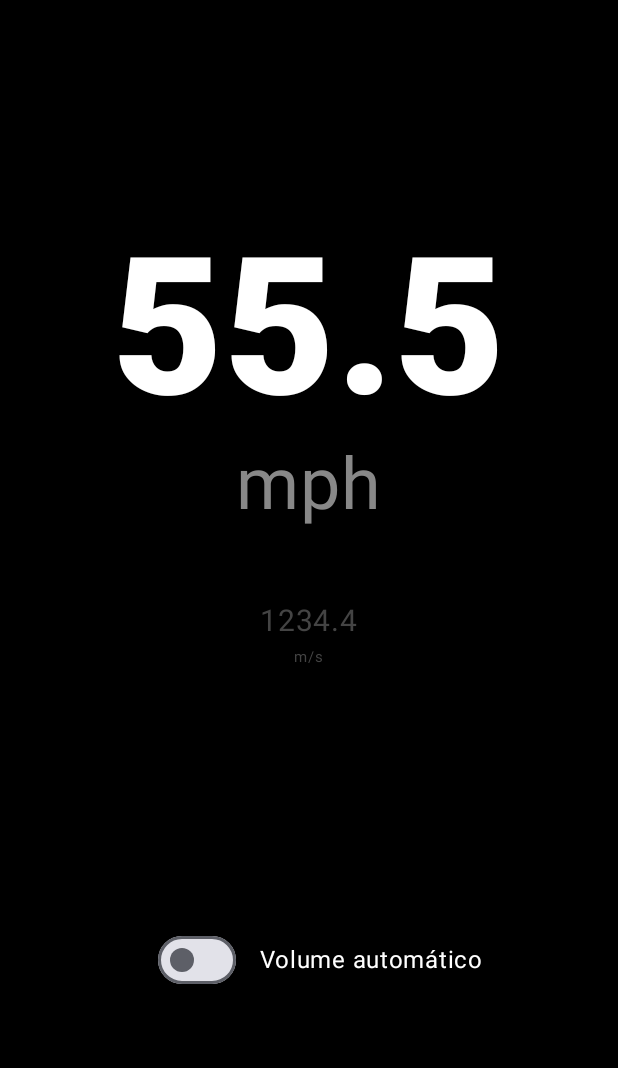
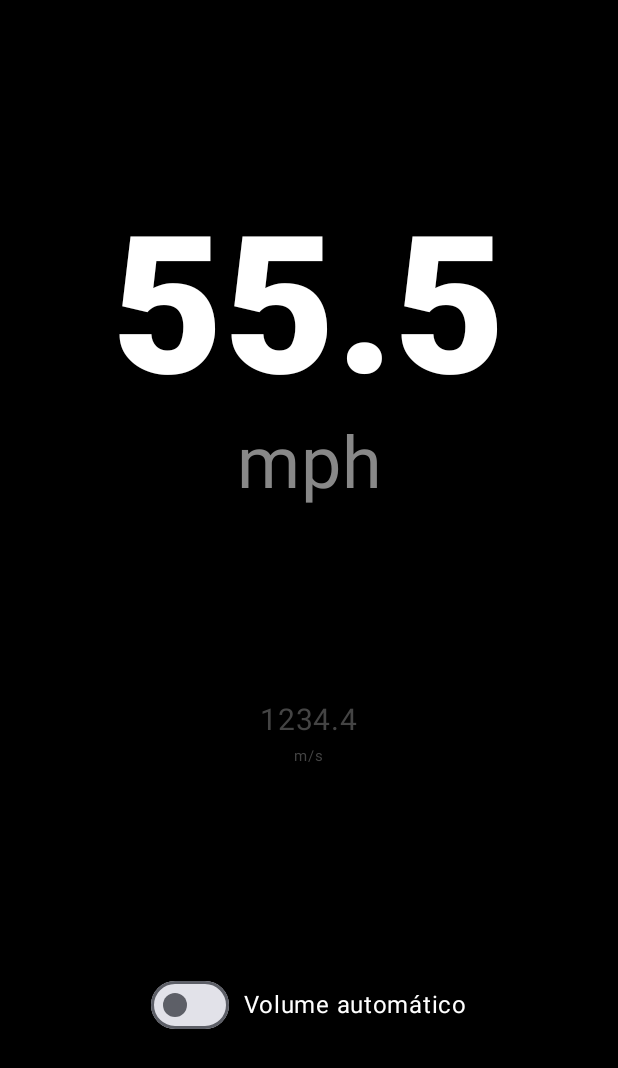
Before and after one commit to saadbruno/android-gps-speed-volume-control, an Android app built with Jetpack Compose: the @Preview function SpeedometerPreview, on a phone screen of 412 x 824 dp. Shown: the top 1068 px of the screen. Run offline under Robolectric (Android 15) with nearby library versions, the phone set to English and light mode, and no system bars.

Commit message:
Reorganized layout code

```diff
--- a/app/src/main/java/com/saadbruno/gpsspeedvolumecontrol/MainActivity.kt
+++ b/app/src/main/java/com/saadbruno/gpsspeedvolumecontrol/MainActivity.kt
@@ -15,7 +15,6 @@ import androidx.compose.foundation.layout.Column
 import androidx.compose.foundation.layout.Row
 import androidx.compose.foundation.layout.fillMaxSize
 import androidx.compose.foundation.layout.padding
-import androidx.compose.foundation.layout.wrapContentWidth
 import androidx.compose.material3.Surface
 import androidx.compose.material3.Switch
 import androidx.compose.material3.Text
@@ -112,6 +111,7 @@ fun adjustVolume(context: Context, speed: Float) {
     audioManager.setStreamVolume(AudioManager.STREAM_MUSIC, volume, 0)
 }
 
+// MAIN LAYOUT
 @Composable
 fun SpeedometerLayout(speed: String, unit: String, speedDebug: String, isEnabled: Boolean, onCheckedChange: (Boolean) -> Unit) {
 
@@ -119,10 +119,26 @@ fun SpeedometerLayout(speed: String, unit: String, speedDebug: String, isEnabled
         Column(
             modifier = Modifier.fillMaxSize(),
             horizontalAlignment = Alignment.CenterHorizontally,
-            verticalArrangement = Arrangement.Center
+            verticalArrangement = Arrangement.SpaceEvenly
+        ) {
+            BigSpeedMeter(speed, unit)
+            SmallSpeedMeter(speedDebug, "m/s")
+            ToggleSwitch(
+                isEnabled,
+                onCheckedChange
+            )
+        }
+    }
+}
+
+// COMPONENTS
+@Composable
+fun BigSpeedMeter(value: String, unit: String) {
+    Column(
+        horizontalAlignment = Alignment.CenterHorizontally
     ) {
         Text(
-                text = speed,
+            text = value,
             fontSize = 128.sp,
             color = Color.White,
             fontWeight = FontWeight.Black
@@ -132,23 +148,24 @@ fun SpeedometerLayout(speed: String, unit: String, speedDebug: String, isEnabled
             fontSize = 48.sp,
             color = Color.Gray
         )
+    }
+}
+
+@Composable
+fun SmallSpeedMeter(value: String, unit: String) {
+    Column(
+        horizontalAlignment = Alignment.CenterHorizontally
+    ) {
         Text(
-                text = speedDebug,
+            text = value,
             fontSize = 20.sp,
-                color = Color.DarkGray,
-                modifier = Modifier.padding(top = 50.dp)
+            color = Color.DarkGray
         )
         Text(
-                text = "m/s",
+            text = unit,
             fontSize = 10.sp,
-                color = Color.DarkGray,
-                modifier = Modifier.padding(bottom = 150.dp)
+            color = Color.DarkGray
         )
-            ToggleSwitch(
-                isEnabled,
-                onCheckedChange
-            )
-        }
     }
 }
 
@@ -159,15 +176,17 @@ fun ToggleSwitch(isChecked: Boolean, onCheckedChange: (Boolean) -> Unit) {
     ) {
         Switch(
             checked = isChecked,
-            onCheckedChange = { onCheckedChange(it) },
-            modifier = Modifier.padding(16.dp).wrapContentWidth()
+            onCheckedChange = { onCheckedChange(it) }
         )
         Text(
             text = "Volume automático",
-            color = Color.White
+            color = Color.White,
+            modifier = Modifier.padding(start = 10.dp)
         )
     }
 }
+
+// LAYOUT PREVIEWS
 
 @Preview(
     showBackground = true,
@@ -186,3 +205,21 @@ fun SpeedometerPreview() {
             )
     }
 }
+
+@Preview(
+    showBackground = true,
+    showSystemUi = true, device = "spec:parent=pixel_5,orientation=landscape"
+)
+@Composable
+fun SpeedometerPreviewLandscape() {
+    var foo = false
+    GPSSpeedVolumeControlTheme {
+        SpeedometerLayout(
+            "55.5",
+            "mph",
+            "1234.4",
+            foo,
+            onCheckedChange = { foo = it }
+        )
+    }
+}
```
Lines whose indentation alone changed are shown as unchanged.
